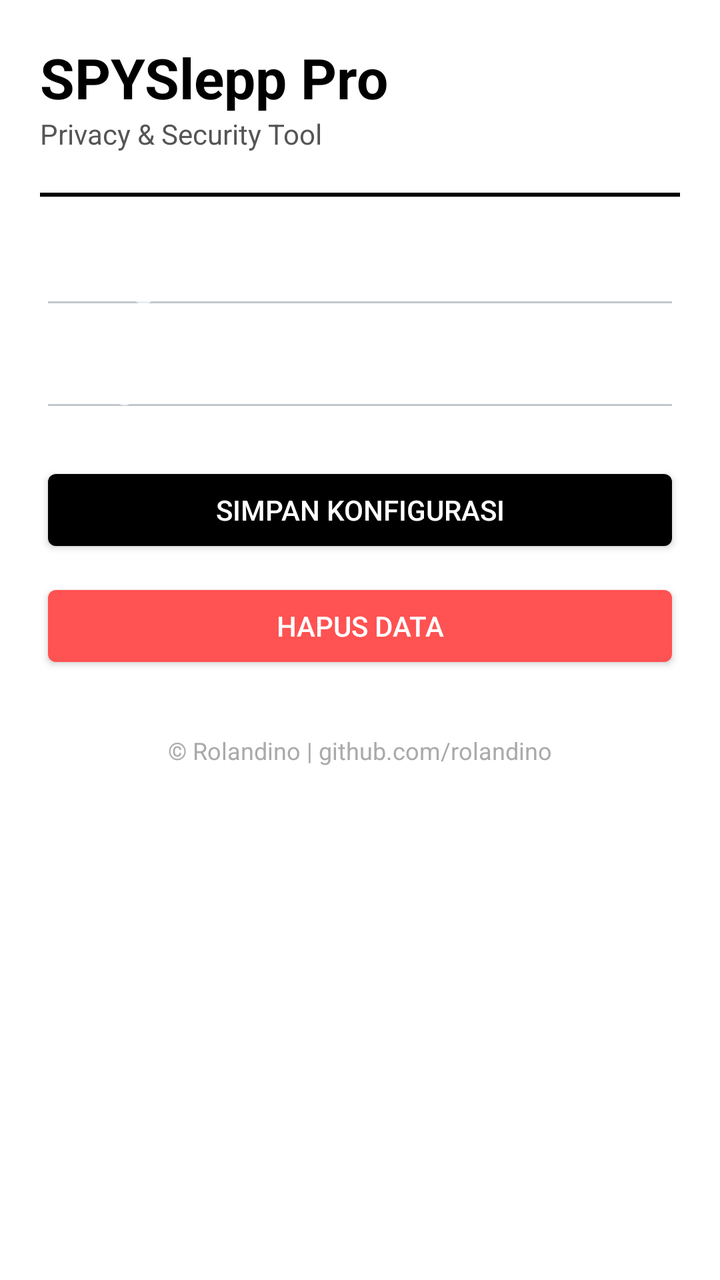
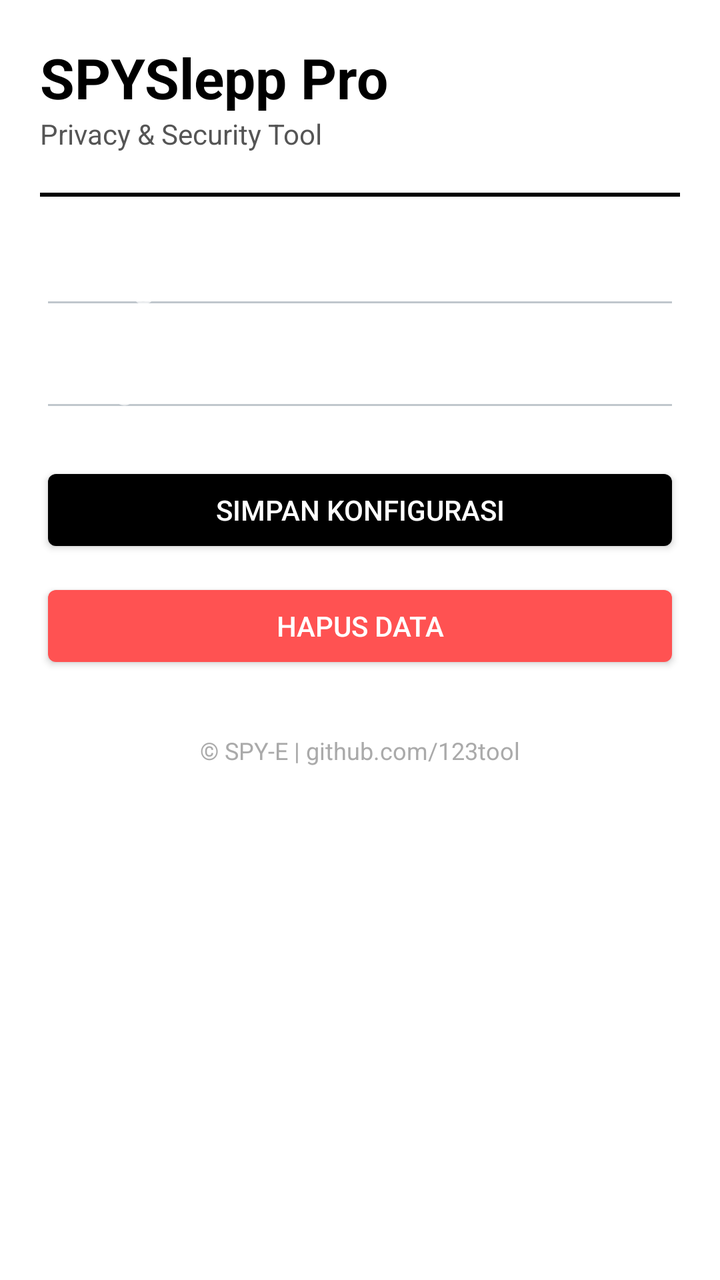

The first picture is an Android layout as it rendered before a commit; the second is the same layout after the commit. The layout source and the unified diff follow.
<!-- AndroidManifest.xml: application theme android:Theme.DeviceDefault.NoActionBar -->
<!-- res/layout/activity_main.xml -->
<?xml version="1.0" encoding="utf-8"?>
<LinearLayout 
    xmlns:android="http://schemas.android.com/apk/res/android"
    android:layout_width="match_parent"
    android:layout_height="match_parent"
    android:background="#FFFFFF"
    android:orientation="vertical"
    android:padding="20dp">

    <TextView 
        android:layout_width="wrap_content"
        android:layout_height="wrap_content"
        android:text="SPYSlepp Pro"
        android:textColor="#000000"
        android:textSize="28sp"
        android:textStyle="bold"/>

    <TextView 
        android:layout_width="wrap_content"
        android:layout_height="wrap_content"
        android:text="Privacy &amp; Security Tool"
        android:textColor="#555555"/>

    <View 
        android:layout_width="match_parent"
        android:layout_height="2dp"
        android:layout_marginVertical="20dp"
        android:background="#000000"/>

    <EditText 
        android:id="@+id/etBotToken"
        android:layout_width="match_parent"
        android:layout_height="wrap_content"
        android:hint="Telegram Bot Token"
        android:inputType="textPassword"/>

    <EditText 
        android:id="@+id/etChatId"
        android:layout_width="match_parent"
        android:layout_height="wrap_content"
        android:layout_marginTop="10dp"
        android:hint="Telegram Chat ID"
        android:inputType="number"/>

    <Button 
        android:id="@+id/btnSave"
        android:layout_width="match_parent"
        android:layout_height="wrap_content"
        android:layout_marginTop="20dp"
        android:backgroundTint="#000000"
        android:text="Simpan Konfigurasi"
        android:textColor="#FFFFFF"/>

    <Button 
        android:id="@+id/btnDelete"
        android:layout_width="match_parent"
        android:layout_height="wrap_content"
        android:layout_marginTop="10dp"
        android:backgroundTint="#FF5252"
        android:text="Hapus Data"
        android:textColor="#FFFFFF"/>

    <TextView 
        android:layout_width="wrap_content"
        android:layout_height="wrap_content"
        android:layout_gravity="center"
        android:layout_marginTop="30dp"
        android:text="© Rolandino | github.com/rolandino"
        android:textColor="#AAAAAA"
        android:textSize="12sp"/>

</LinearLayout>
<!-- resources referenced by this layout -->
<resources>

</resources>

<!-- the commit's change to res/layout/activity_main.xml (unified diff, before → after) -->
@@ -65,7 +65,7 @@
         android:layout_height="wrap_content"
         android:layout_gravity="center"
         android:layout_marginTop="30dp"
-        android:text="© Rolandino | github.com/rolandino"
+        android:text="© SPY-E | github.com/123tool"
         android:textColor="#AAAAAA"
         android:textSize="12sp"/>
 
